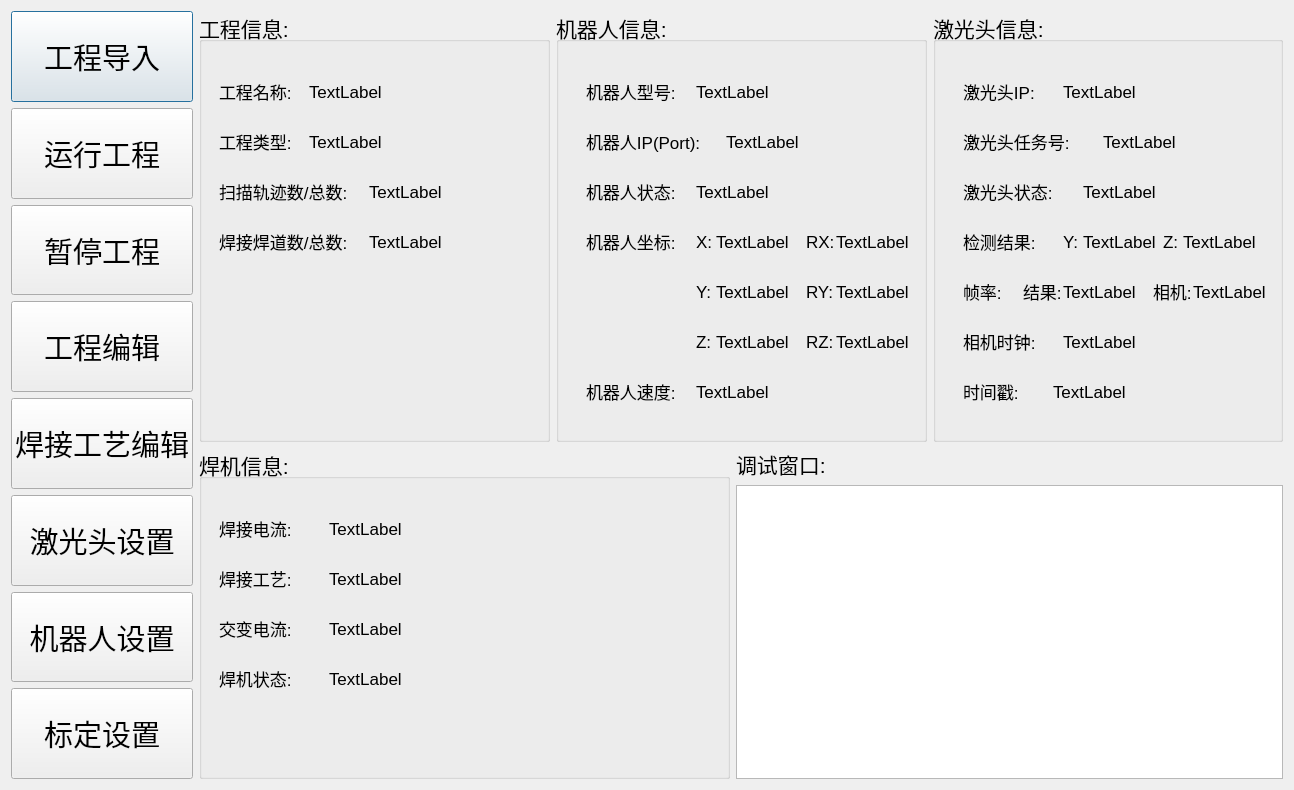
This is qtweldingdlg.ui in qubo188612/qtwelding as Qt 5 draws it before an edit. The edited form follows.
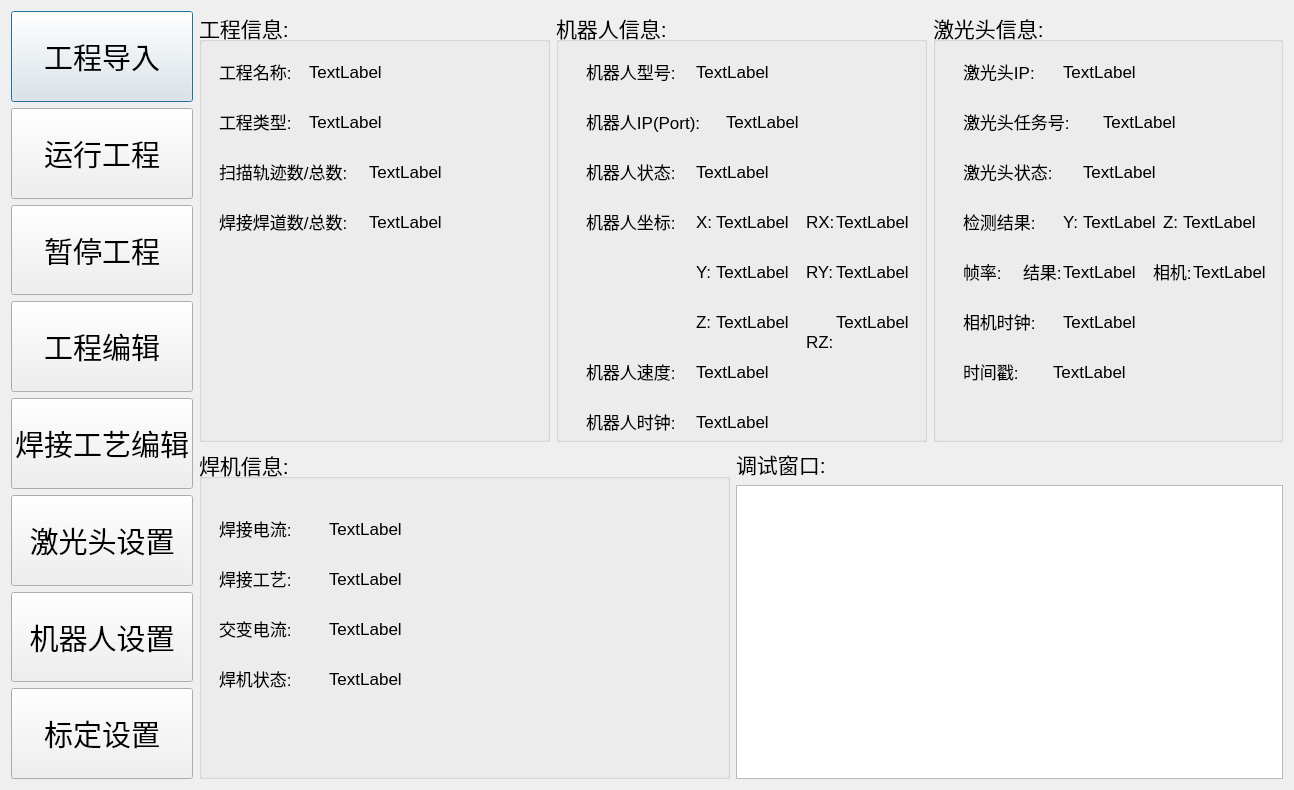
This is the edited form.

Diff of the .ui file:
```diff
--- a/qtweldingdlg.ui
+++ b/qtweldingdlg.ui
@@ -42,7 +42,7 @@
         <property name="geometry">
          <rect>
           <x>20</x>
-          <y>70</y>
+          <y>50</y>
           <width>71</width>
           <height>21</height>
          </rect>
@@ -60,7 +60,7 @@
         <property name="geometry">
          <rect>
           <x>110</x>
-          <y>70</y>
+          <y>50</y>
           <width>221</width>
           <height>21</height>
          </rect>
@@ -78,7 +78,7 @@
         <property name="geometry">
          <rect>
           <x>20</x>
-          <y>120</y>
+          <y>100</y>
           <width>71</width>
           <height>21</height>
          </rect>
@@ -96,7 +96,7 @@
         <property name="geometry">
          <rect>
           <x>110</x>
-          <y>120</y>
+          <y>100</y>
           <width>221</width>
           <height>21</height>
          </rect>
@@ -114,7 +114,7 @@
         <property name="geometry">
          <rect>
           <x>20</x>
-          <y>170</y>
+          <y>150</y>
           <width>131</width>
           <height>21</height>
          </rect>
@@ -132,7 +132,7 @@
         <property name="geometry">
          <rect>
           <x>20</x>
-          <y>220</y>
+          <y>200</y>
           <width>131</width>
           <height>21</height>
          </rect>
@@ -150,7 +150,7 @@
         <property name="geometry">
          <rect>
           <x>170</x>
-          <y>170</y>
+          <y>150</y>
           <width>161</width>
           <height>21</height>
          </rect>
@@ -168,7 +168,7 @@
         <property name="geometry">
          <rect>
           <x>170</x>
-          <y>220</y>
+          <y>200</y>
           <width>161</width>
           <height>21</height>
          </rect>
@@ -210,7 +210,7 @@
         <property name="geometry">
          <rect>
           <x>30</x>
-          <y>70</y>
+          <y>50</y>
           <width>91</width>
           <height>21</height>
          </rect>
@@ -228,7 +228,7 @@
         <property name="geometry">
          <rect>
           <x>30</x>
-          <y>120</y>
+          <y>100</y>
           <width>121</width>
           <height>21</height>
          </rect>
@@ -246,7 +246,7 @@
         <property name="geometry">
          <rect>
           <x>30</x>
-          <y>170</y>
+          <y>150</y>
           <width>91</width>
           <height>21</height>
          </rect>
@@ -264,7 +264,7 @@
         <property name="geometry">
          <rect>
           <x>30</x>
-          <y>220</y>
+          <y>200</y>
           <width>91</width>
           <height>21</height>
          </rect>
@@ -282,7 +282,7 @@
         <property name="geometry">
          <rect>
           <x>140</x>
-          <y>70</y>
+          <y>50</y>
           <width>221</width>
           <height>21</height>
          </rect>
@@ -300,7 +300,7 @@
         <property name="geometry">
          <rect>
           <x>170</x>
-          <y>120</y>
+          <y>100</y>
           <width>191</width>
           <height>21</height>
          </rect>
@@ -318,7 +318,7 @@
         <property name="geometry">
          <rect>
           <x>140</x>
-          <y>170</y>
+          <y>150</y>
           <width>221</width>
           <height>21</height>
          </rect>
@@ -336,7 +336,7 @@
         <property name="geometry">
          <rect>
           <x>140</x>
-          <y>220</y>
+          <y>200</y>
           <width>21</width>
           <height>21</height>
          </rect>
@@ -354,7 +354,7 @@
         <property name="geometry">
          <rect>
           <x>140</x>
-          <y>270</y>
+          <y>250</y>
           <width>21</width>
           <height>21</height>
          </rect>
@@ -372,7 +372,7 @@
         <property name="geometry">
          <rect>
           <x>140</x>
-          <y>320</y>
+          <y>300</y>
           <width>21</width>
           <height>21</height>
          </rect>
@@ -390,7 +390,7 @@
         <property name="geometry">
          <rect>
           <x>250</x>
-          <y>220</y>
+          <y>200</y>
           <width>31</width>
           <height>21</height>
          </rect>
@@ -408,7 +408,7 @@
         <property name="geometry">
          <rect>
           <x>250</x>
-          <y>270</y>
+          <y>250</y>
           <width>31</width>
           <height>21</height>
          </rect>
@@ -444,7 +444,7 @@
         <property name="geometry">
          <rect>
           <x>160</x>
-          <y>220</y>
+          <y>200</y>
           <width>81</width>
           <height>21</height>
          </rect>
@@ -462,7 +462,7 @@
         <property name="geometry">
          <rect>
           <x>160</x>
-          <y>270</y>
+          <y>250</y>
           <width>81</width>
           <height>21</height>
          </rect>
@@ -480,7 +480,7 @@
         <property name="geometry">
          <rect>
           <x>160</x>
-          <y>320</y>
+          <y>300</y>
           <width>81</width>
           <height>21</height>
          </rect>
@@ -498,7 +498,7 @@
         <property name="geometry">
          <rect>
           <x>280</x>
-          <y>220</y>
+          <y>200</y>
           <width>81</width>
           <height>21</height>
          </rect>
@@ -516,7 +516,7 @@
         <property name="geometry">
          <rect>
           <x>280</x>
-          <y>270</y>
+          <y>250</y>
           <width>81</width>
           <height>21</height>
          </rect>
@@ -534,7 +534,7 @@
         <property name="geometry">
          <rect>
           <x>280</x>
-          <y>320</y>
+          <y>300</y>
           <width>81</width>
           <height>21</height>
          </rect>
@@ -552,7 +552,7 @@
         <property name="geometry">
          <rect>
           <x>30</x>
-          <y>370</y>
+          <y>350</y>
           <width>91</width>
           <height>21</height>
          </rect>
@@ -570,7 +570,43 @@
         <property name="geometry">
          <rect>
           <x>140</x>
-          <y>370</y>
+          <y>350</y>
+          <width>221</width>
+          <height>21</height>
+         </rect>
+        </property>
+        <property name="font">
+         <font>
+          <pointsize>13</pointsize>
+         </font>
+        </property>
+        <property name="text">
+         <string>TextLabel</string>
+        </property>
+       </widget>
+       <widget class="QLabel" name="label_32">
+        <property name="geometry">
+         <rect>
+          <x>30</x>
+          <y>400</y>
+          <width>91</width>
+          <height>21</height>
+         </rect>
+        </property>
+        <property name="font">
+         <font>
+          <pointsize>13</pointsize>
+         </font>
+        </property>
+        <property name="text">
+         <string>机器人时钟:</string>
+        </property>
+       </widget>
+       <widget class="QLabel" name="robot_time">
+        <property name="geometry">
+         <rect>
+          <x>140</x>
+          <y>400</y>
           <width>221</width>
           <height>21</height>
          </rect>
@@ -612,7 +648,7 @@
         <property name="geometry">
          <rect>
           <x>30</x>
-          <y>120</y>
+          <y>100</y>
           <width>111</width>
           <height>21</height>
          </rect>
@@ -630,7 +666,7 @@
         <property name="geometry">
          <rect>
           <x>30</x>
-          <y>170</y>
+          <y>150</y>
           <width>91</width>
           <height>21</height>
          </rect>
@@ -648,7 +684,7 @@
         <property name="geometry">
          <rect>
           <x>30</x>
-          <y>220</y>
+          <y>200</y>
           <width>81</width>
           <height>21</height>
          </rect>
@@ -666,7 +702,7 @@
         <property name="geometry">
          <rect>
           <x>150</x>
-          <y>220</y>
+          <y>200</y>
           <width>81</width>
           <height>21</height>
          </rect>
@@ -684,7 +720,7 @@
         <property name="geometry">
          <rect>
           <x>230</x>
-          <y>220</y>
+          <y>200</y>
           <width>21</width>
           <height>21</height>
          </rect>
@@ -702,7 +738,7 @@
         <property name="geometry">
          <rect>
           <x>130</x>
-          <y>220</y>
+          <y>200</y>
           <width>21</width>
           <height>21</height>
          </rect>
@@ -720,7 +756,7 @@
         <property name="geometry">
          <rect>
           <x>250</x>
-          <y>220</y>
+          <y>200</y>
           <width>91</width>
           <height>21</height>
          </rect>
@@ -738,7 +774,7 @@
         <property name="geometry">
          <rect>
           <x>30</x>
-          <y>270</y>
+          <y>250</y>
           <width>41</width>
           <height>21</height>
          </rect>
@@ -756,7 +792,7 @@
         <property name="geometry">
          <rect>
           <x>170</x>
-          <y>120</y>
+          <y>100</y>
           <width>171</width>
           <height>21</height>
          </rect>
@@ -774,7 +810,7 @@
         <property name="geometry">
          <rect>
           <x>150</x>
-          <y>170</y>
+          <y>150</y>
           <width>191</width>
           <height>21</height>
          </rect>
@@ -792,7 +828,7 @@
         <property name="geometry">
          <rect>
           <x>130</x>
-          <y>270</y>
+          <y>250</y>
           <width>81</width>
           <height>21</height>
          </rect>
@@ -810,7 +846,7 @@
         <property name="geometry">
          <rect>
           <x>30</x>
-          <y>320</y>
+          <y>300</y>
           <width>81</width>
           <height>21</height>
          </rect>
@@ -828,7 +864,7 @@
         <property name="geometry">
          <rect>
           <x>130</x>
-          <y>320</y>
+          <y>300</y>
           <width>201</width>
           <height>21</height>
          </rect>
@@ -846,7 +882,7 @@
         <property name="geometry">
          <rect>
           <x>30</x>
-          <y>370</y>
+          <y>350</y>
           <width>81</width>
           <height>21</height>
          </rect>
@@ -864,7 +900,7 @@
         <property name="geometry">
          <rect>
           <x>120</x>
-          <y>370</y>
+          <y>350</y>
           <width>221</width>
           <height>21</height>
          </rect>
@@ -882,7 +918,7 @@
         <property name="geometry">
          <rect>
           <x>30</x>
-          <y>70</y>
+          <y>50</y>
           <width>71</width>
           <height>21</height>
          </rect>
@@ -900,7 +936,7 @@
         <property name="geometry">
          <rect>
           <x>90</x>
-          <y>270</y>
+          <y>250</y>
           <width>41</width>
           <height>21</height>
          </rect>
@@ -918,7 +954,7 @@
         <property name="geometry">
          <rect>
           <x>260</x>
-          <y>270</y>
+          <y>250</y>
           <width>81</width>
           <height>21</height>
          </rect>
@@ -936,7 +972,7 @@
         <property name="geometry">
          <rect>
           <x>220</x>
-          <y>270</y>
+          <y>250</y>
           <width>41</width>
           <height>21</height>
          </rect>
@@ -954,7 +990,7 @@
         <property name="geometry">
          <rect>
           <x>130</x>
-          <y>70</y>
+          <y>50</y>
           <width>211</width>
           <height>21</height>
          </rect>
```
